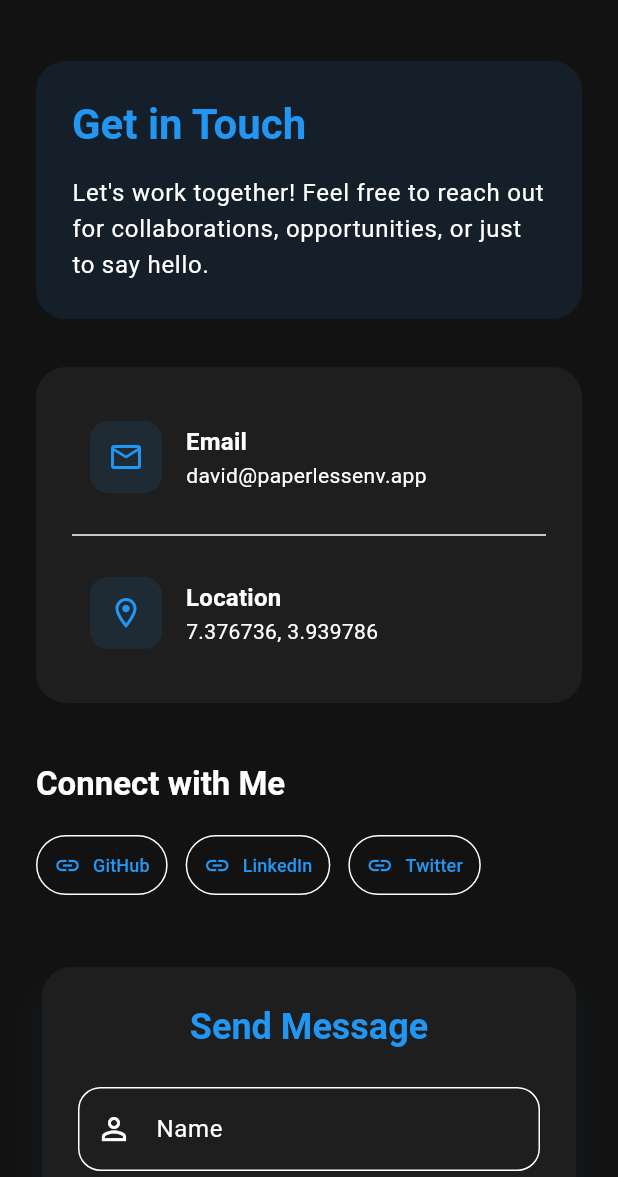
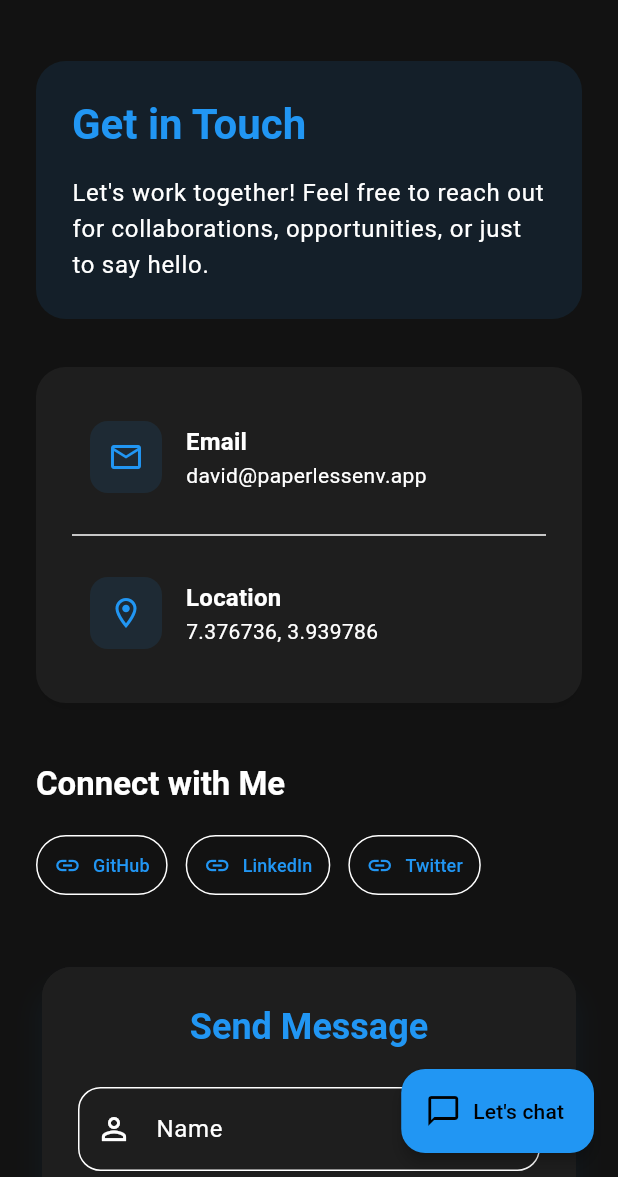
Before and after one commit to stont/portfolio, a Flutter app: the ContactScreen screen opened by its route, on a phone screen of 412 x 824 dp, the part 59-1236 px from its top. Run offline on Flutter 3.47's test engine with Material 3 defaults, Android fonts, the phone set to English and light mode, and no system bars; our stand-ins replace animated_text_kit, cloud_firestore, cloud_functions, firebase_core, flutter_markdown, timeline_tile; accounts and stored records are empty; generated files the repository leaves out were written again.

Commit message:
Version2.3.0

```diff
--- /dev/null
+++ b/lib/core/widgets/whatsapp_button.dart
@@ -0,0 +1,32 @@
+// lib/core/widgets/whatsapp_button.dart
+import 'package:flutter/material.dart';
+import 'package:url_launcher/url_launcher.dart';
+
+class WhatsAppButton extends StatelessWidget {
+  const WhatsAppButton({Key? key}) : super(key: key);
+
+  Future<void> _launchWhatsApp() async {
+    final Uri whatsappUrl = Uri.parse('https://wa.me/paperless');
+    try {
+      if (await canLaunchUrl(whatsappUrl)) {
+        await launchUrl(whatsappUrl);
+      } else {
+        throw 'Could not launch WhatsApp';
+      }
+    } catch (e) {
+      debugPrint('Error launching WhatsApp: $e');
+    }
+  }
+
+  @override
+  Widget build(BuildContext context) {
+    return FloatingActionButton.extended(
+      onPressed: _launchWhatsApp,
+      icon: const Icon(Icons.chat_bubble_outline),
+      label: const Text('Let\'s chat'),
+      backgroundColor: Theme.of(context).colorScheme.primary,
+      elevation: 4,
+      tooltip: 'Chat on WhatsApp',
+    );
+  }
+}
--- a/lib/screens/contact/contact_screen.dart
+++ b/lib/screens/contact/contact_screen.dart
@@ -2,6 +2,7 @@
 import 'package:flutter/material.dart';
 import 'package:flutter/services.dart';
 import '../../core/widgets/custom_app_bar.dart';
+import '../../core/widgets/whatsapp_button.dart';
 import 'widgets/contact_form.dart';
 import 'widgets/social_links.dart';
 
@@ -54,6 +55,7 @@ class _ContactScreenState extends State<ContactScreen> with SingleTickerProvider
 
     return Scaffold(
       appBar: const CustomAppBar(title: 'Contact'),
+      floatingActionButton: const WhatsAppButton(),
       body: Container(
         decoration: BoxDecoration(
           gradient: LinearGradient(
```
Also changed, not shown: lib/generated/assets.dart, 1 other file.
